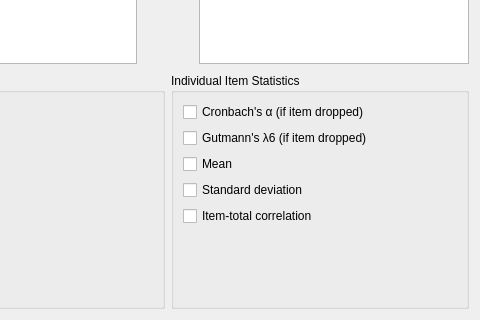
jasp-stats/jasp-desktop, file JASP-Desktop/analysisforms/reliabilityanalysisform.ui: the form before one commit; both pictures show x 145 to 625 and y 174 to 494 of the 625 by 494 pixel window.
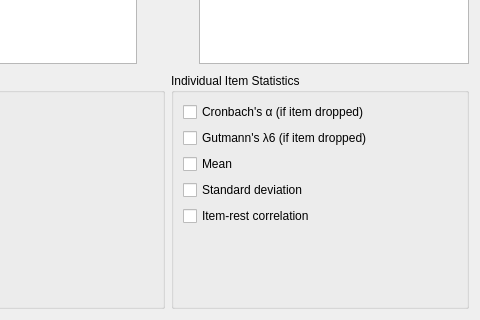
The form after the commit. Custom widgets are drawn as their Qt base class.

Commit message:
Reliability analysis: changed item-total correlation
Changed item-total correlation option to item-rest correlation

Diff of the .ui file:
```diff
--- a/JASP-Desktop/analysisforms/reliabilityanalysisform.ui
+++ b/JASP-Desktop/analysisforms/reliabilityanalysisform.ui
@@ -201,7 +201,7 @@
       <item row="5" column="0">
        <widget class="BoundCheckBox" name="itemTotalCor">
         <property name="text">
-         <string>Item-total correlation</string>
+         <string>Item-rest correlation</string>
         </property>
        </widget>
       </item>
```
Left out of the diff: 2 changed lines with no effect on the pictures. The commit also changes 2 other files.
